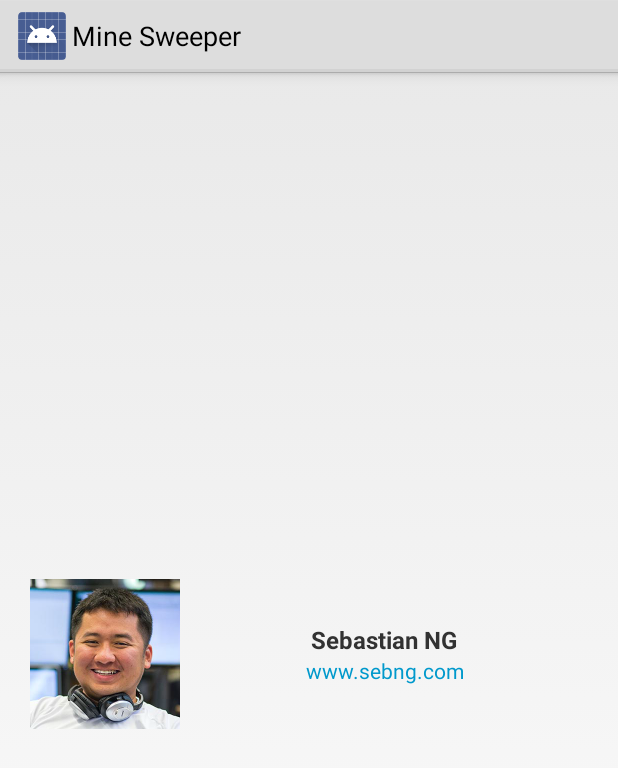
After one commit to ankitahuja0508/android-minesweeper, an Android app: the layout dialog_about.xml on its own in the app's theme, with its tools: preview values and no code run, on a phone screen of 412 x 824 dp. The commit adds this screen. Shown: the top 768 px of the screen. Run offline under Robolectric (Android 15) with nearby library versions, the phone set to English and light mode, and no system bars.

Commit message:
[MS-9] Implemented about dialog.

```diff
--- /dev/null
+++ b/app/src/main/res/layout/dialog_about.xml
@@ -0,0 +1,32 @@
+<?xml version="1.0" encoding="utf-8"?>
+<LinearLayout xmlns:android="http://schemas.android.com/apk/res/android"
+    android:orientation="horizontal"
+    android:layout_width="match_parent"
+    android:layout_height="match_parent"
+    android:padding="20dip"
+    android:gravity="center">
+
+    <ImageView
+        android:layout_width="100dip"
+        android:layout_height="100dip"
+        android:src="@drawable/ic_about"
+        android:contentDescription="@string/ms_author_name" />
+
+    <LinearLayout
+        android:layout_width="0dip"
+        android:layout_height="wrap_content"
+        android:layout_weight="1"
+        android:orientation="vertical">
+
+        <TextView
+            android:text="@string/ms_author_name"
+            android:textStyle="bold"
+            style="@style/MS.Text.About" />
+
+        <Button
+            android:text="@string/ms_author_website_link_friendly"
+            style="@style/MS.Button.Link"
+            android:onClick="onClickBtnAuthorWebsite" />
+    </LinearLayout>
+
+</LinearLayout>
--- a/app/src/main/res/values/app_contants.xml
+++ b/app/src/main/res/values/app_contants.xml
@@ -3,4 +3,7 @@
     <string name="ms_log_tag">MineSweeper</string>
     <integer name="ms_default_dimension">8</integer>
     <integer name="ms_default_mines">10</integer>
+    <string name="ms_author_name">Sebastian NG</string>
+    <string name="ms_author_website_link">http://www.sebng.com</string>
+    <string name="ms_author_website_link_friendly">www.sebng.com</string>
 </resources>
--- a/app/src/main/res/values/strings.xml
+++ b/app/src/main/res/values/strings.xml
@@ -4,6 +4,7 @@
     <string name="app_name">Mine Sweeper</string>
     <string name="default_content_desc"></string>
     <string name="dialog___button_cancel">Cancel</string>
+    <string name="dialog___button_close">Close</string>
     <string name="action_about">About</string>
     <string name="action_help">Help</string>
     <string name="action_validate">Validate</string>
@@ -35,5 +36,6 @@
     <string name="game__end_of_game_dialog___message_lost">You have lost.</string>
     <string name="game__end_of_game_dialog___button_restart">Restart</string>
     <string name="game__end_of_game_dialog___button_new_game">New game</string>
+    <string name="about_dialog___title">Developed by</string>
 
 </resources>
--- a/app/src/main/res/values/styles.xml
+++ b/app/src/main/res/values/styles.xml
@@ -25,6 +25,19 @@
         <item name="android:layout_marginRight">12dp</item>
     </style>
 
+    <style name="MS.Button.Link">
+        <item name="android:layout_width">wrap_content</item>
+        <item name="android:layout_height">wrap_content</item>
+        <item name="android:layout_gravity">center</item>
+        <item name="android:gravity">center</item>
+        <item name="android:textColor">@color/ms_link</item>
+        <item name="android:background">@android:color/transparent</item>
+        <item name="android:textSize">14sp</item>
+        <item name="android:paddingTop">0dp</item>
+        <item name="android:paddingBottom">0dp</item>
+        <item name="android:minHeight">0dp</item>
+    </style>
+
     <!-- SPINNER -->
     <style name="MS.Spinner">
         <item name="android:layout_width">wrap_content</item>
@@ -33,9 +46,23 @@
         <item name="android:gravity">center</item>
     </style>
 
+    <!-- TEXT -->
+    <style name="MS.Text">
+        <item name="android:layout_width">wrap_content</item>
+        <item name="android:layout_height">wrap_content</item>
+    </style>
+
+    <style name="MS.Text.About" parent="MS.Text">
+        <item name="android:layout_gravity">center</item>
+        <item name="android:gravity">center</item>
+        <item name="android:textSize">16sp</item>
+    </style>
+
+    <!-- COLOR -->
     <color name="ms_background_button_primary_solid">#fffbae17</color>
     <color name="ms_background_button_primary_activated_solid">#ffcc8a15</color>
     <color name="ms_background_button_primary_stroke">#ffc98b12</color>
     <color name="ms_text_button_primary">#ffffffff</color>
     <color name="ms_background_default">#ff2d3238</color>
+    <color name="ms_link">#ff0099cc</color>
 </resources>
```
Also changed, not shown: app/src/main/java/com/sebng/minesweeper/activity/MSBaseActivity.java (+13 -1 lines), app/src/main/java/com/sebng/minesweeper/dialog/AboutDialogFragment.java (added, +45 -0 lines), app/src/main/res/menu/menu_global.xml (+5 -5 lines), app/src/main/res/drawable/ic_about.png (added).
